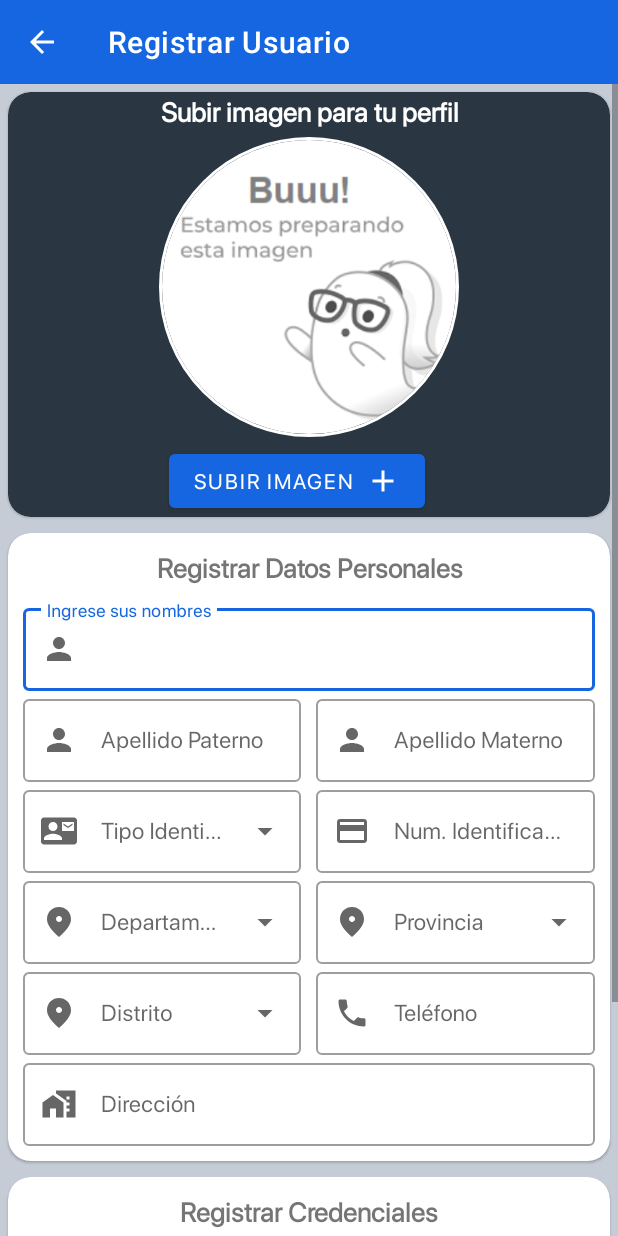
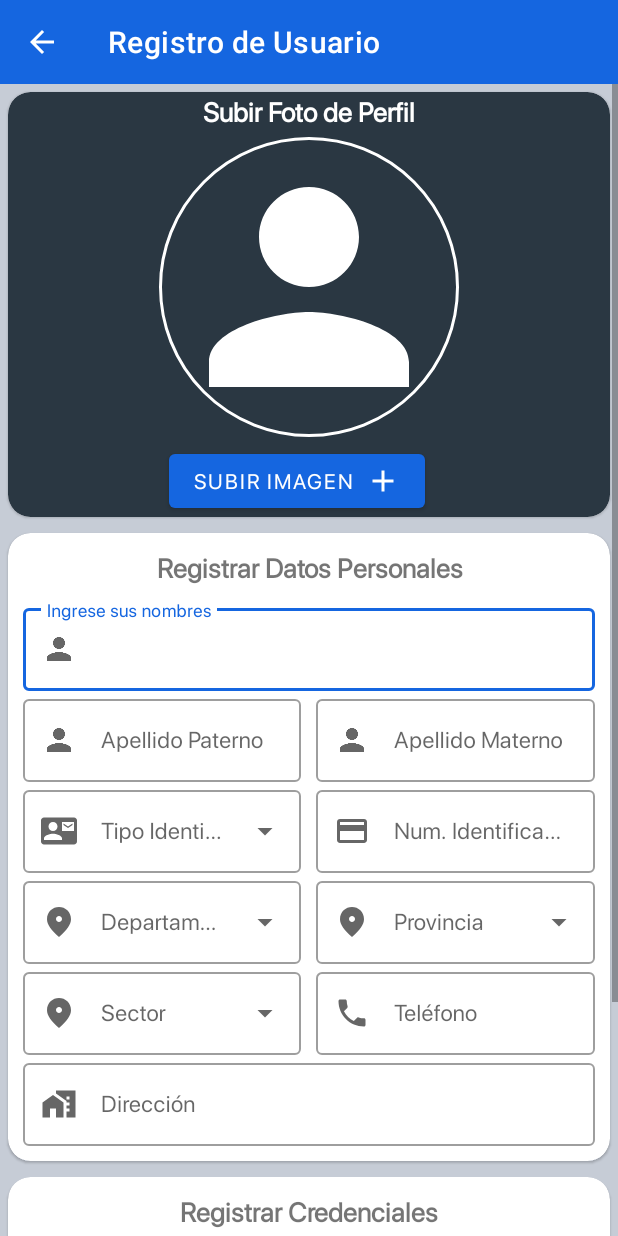
Before and after one commit to franxxdmsk132/Cliente-App, an Android app: the RegistrarUsuarioActivity screen opened directly, with no data from a screen before it, on a phone screen of 412 x 824 dp. Run offline under Robolectric (Android 15) with nearby library versions, the phone set to English and light mode, and no system bars; our stand-ins replace CircleImageView; libraries missing offline, so code that uses them is left out: cn.pedant; pictures from the network do not load.

Commit message:
Update
Cambio de colores textos prueba de imagenes

```diff
--- a/app/src/main/java/com/alexandertutoriales/cliente/e_commerceapp/activity/RegistrarUsuarioActivity.java
+++ b/app/src/main/java/com/alexandertutoriales/cliente/e_commerceapp/activity/RegistrarUsuarioActivity.java
@@ -73,11 +73,11 @@ public class RegistrarUsuarioActivity extends AppCompatActivity {
 
     private void spinners() {
         //LISTA DE TIPOS DE DOCUMENTOS
-        String[] tipoDoc = getResources().getStringArray(R.array.tipoDoc);
+        String[] tipoDoc = getResources().getStringArray(R.array.Identificacion);
         ArrayAdapter arrayTipoDoc = new ArrayAdapter(this, R.layout.dropdown_item, tipoDoc);
         dropdownTipoDoc.setAdapter(arrayTipoDoc);
         //LISTA DE DEPARTAMENTOS
-        String[] departamentos = getResources().getStringArray(R.array.departamentos);
+        String[] departamentos = getResources().getStringArray(R.array.Carera);
         ArrayAdapter arrayDepartamentos = new ArrayAdapter(this, R.layout.dropdown_item, departamentos);
         dropdownDepartamento.setAdapter(arrayDepartamentos);
         //LISTA DE PROVINCIAS
@@ -85,7 +85,7 @@ public class RegistrarUsuarioActivity extends AppCompatActivity {
         ArrayAdapter arrayProvincias = new ArrayAdapter(this, R.layout.dropdown_item, provincias);
         dropdownProvincia.setAdapter(arrayProvincias);
         //LISTA DE DISTRITOS
-        String[] distritos = getResources().getStringArray(R.array.distritos);
+        String[] distritos = getResources().getStringArray(R.array.Sector);
         ArrayAdapter arrayDistritos = new ArrayAdapter(this, R.layout.dropdown_item, distritos);
         dropdownDistrito.setAdapter(arrayDistritos);
 
--- a/app/src/main/java/com/alexandertutoriales/cliente/e_commerceapp/api/ConfigApi.java
+++ b/app/src/main/java/com/alexandertutoriales/cliente/e_commerceapp/api/ConfigApi.java
@@ -17,7 +17,9 @@ import retrofit2.Retrofit;
 import retrofit2.converter.gson.GsonConverterFactory;
 
 public class ConfigApi {
-    public static final String baseUrlE = "http://192.168.0.109:8080";
+    //ip casa mamor  :   http://192.168.0.109:8080
+    //ip laboratorio :    http://192.168.20.142
+    public static final String baseUrlE = "http://192.168.20.142:8080";
     public static final String ipAlexander = "http://192.168.101.8:9090";
     private static Retrofit retrofit;
     private static String token = "";
--- a/app/src/main/res/layout/activity_detalle_mis_compras.xml
+++ b/app/src/main/res/layout/activity_detalle_mis_compras.xml
@@ -18,7 +18,7 @@
             android:layout_height="?attr/actionBarSize"
             android:background="@color/purple_500"
             app:navigationIcon="@drawable/ic_volver_atras"
-            app:title="Detalle Compras"
+            app:title="Detalles de su Compra"
             app:titleTextColor="@color/white" />
     </com.google.android.material.appbar.AppBarLayout>
 
--- a/app/src/main/res/layout/activity_platillos_carrito.xml
+++ b/app/src/main/res/layout/activity_platillos_carrito.xml
@@ -23,7 +23,7 @@
                 android:layout_height="?attr/actionBarSize"
                 android:background="@color/purple_500"
                 app:navigationIcon="@drawable/ic_volver_atras"
-                app:title="Bolsa de Compras"
+                app:title="Compras"
                 app:titleTextColor="@color/white" />
         </com.google.android.material.appbar.AppBarLayout>
     </LinearLayout>
@@ -49,7 +49,7 @@
                     android:layout_marginBottom="10dp"
                     android:fontFamily="@font/san_francisco"
                     android:gravity="center"
-                    android:text="Resumen de tu orden"
+                    android:text="Resumen de tu orden!!"
                     android:textColor="#2e2e2e"
                     android:textSize="20sp"
                     android:textStyle="bold" />
--- a/app/src/main/res/layout/activity_registrar_usuario.xml
+++ b/app/src/main/res/layout/activity_registrar_usuario.xml
@@ -24,7 +24,7 @@
                 android:layout_height="?attr/actionBarSize"
                 android:background="@color/purple_500"
                 app:navigationIcon="@drawable/ic_volver_atras"
-                app:title="Registrar Usuario"
+                app:title="Registro de Usuario"
                 app:titleTextColor="@color/white" />
         </com.google.android.material.appbar.AppBarLayout>
     </LinearLayout>
@@ -59,7 +59,7 @@
                             android:layout_width="match_parent"
                             android:layout_height="wrap_content"
                             android:fontFamily="@font/san_francisco"
-                            android:text="Subir imagen para tu perfil"
+                            android:text="Subir Foto de Perfil"
                             android:textAlignment="center"
                             android:textColor="@color/white"
                             android:textSize="18sp"
@@ -71,7 +71,7 @@
                             android:layout_height="200dp"
                             android:layout_gravity="center"
                             android:layout_marginTop="5dp"
-                            android:src="@drawable/image_not_found"
+                            android:src="@drawable/ic_person"
                             app:civ_border_color="#FFF"
                             app:civ_border_width="2dp" />
                         <!-- BUTTON -->
@@ -301,7 +301,7 @@
                                     android:layout_height="wrap_content"
                                     android:layout_marginEnd="10dp"
                                     android:layout_weight="1"
-                                    android:hint="Distrito"
+                                    android:hint="Sector"
                                     app:startIconDrawable="@drawable/ic_ubicacion">
 
                                     <AutoCompleteTextView
@@ -311,7 +311,9 @@
                                         android:clickable="true"
                                         android:fontFamily="@font/san_francisco"
                                         android:inputType="none"
-                                        android:textSize="15sp" />
+                                        android:textSize="15sp"
+
+                                         />
                                 </com.google.android.material.textfield.TextInputLayout>
 
                                 <com.google.android.material.textfield.TextInputLayout
--- a/app/src/main/res/layout/activity_ver_invoice.xml
+++ b/app/src/main/res/layout/activity_ver_invoice.xml
@@ -15,7 +15,7 @@
             android:layout_height="wrap_content"
             android:background="?attr/colorPrimary"
             app:navigationIcon="@drawable/ic_volver_atras"
-            app:title="Ver Factura"
+            app:title="DETALLES DE LA FACTURA"
             app:titleTextColor="@color/white"/>
     </com.google.android.material.appbar.AppBarLayout>
     <com.github.barteksc.pdfviewer.PDFView
--- a/app/src/main/res/layout/custom_toast_error.xml
+++ b/app/src/main/res/layout/custom_toast_error.xml
@@ -21,7 +21,7 @@
         android:fontFamily="@font/san_francisco"
         android:paddingStart="10dp"
         android:paddingEnd="10dp"
-        android:text="Lo Sentimos, Ocurrió un error"
+        android:text="A OCURRIDO UN ERROR!!"
         android:textColor="#fff"
         android:textStyle="bold" />
 
--- a/app/src/main/res/layout/custom_toast_ok.xml
+++ b/app/src/main/res/layout/custom_toast_ok.xml
@@ -22,7 +22,7 @@
         android:textStyle="bold"
         android:paddingStart="10dp"
         android:paddingEnd="10dp"
-        android:text="Excelente, Haz Iniciado Sesión"
+        android:text="INICIO SESION CORRECTO!!"
         android:textColor="#fff"/>
 
 </LinearLayout>
--- a/app/src/main/res/layout/item_categorias.xml
+++ b/app/src/main/res/layout/item_categorias.xml
@@ -23,7 +23,7 @@
                 android:layout_width="120dp"
                 android:layout_height="120dp"
                 android:scaleType="fitXY"
-                android:src="@drawable/food_img2" />
+                android:src="@drawable/aaa" />
 
             <TextView
                 android:id="@+id/txtNombreCategoria"
@@ -37,8 +37,8 @@
                 android:textSize="18sp"
                 android:gravity="center"
                 android:textStyle="bold"
-                android:text="Categoría 1"
-                android:textColor="#000" />
+                android:text="CATEGORIAS"
+                android:textColor="#FFFFFF" />
         </RelativeLayout>
     </com.google.android.material.card.MaterialCardView>
 </LinearLayout>
--- a/app/src/main/res/layout/item_detalle_mis_compras.xml
+++ b/app/src/main/res/layout/item_detalle_mis_compras.xml
@@ -139,7 +139,7 @@
                         android:layout_marginStart="5dp"
                         android:layout_toEndOf="@+id/txtNamePricePlatillo"
                         android:fontFamily="@font/san_francisco"
-                        android:text="S/. 25.00"
+                        android:text="$. 25.00"
                         android:textColor="#F4EDED"
                         android:textSize="15sp" />
                 </RelativeLayout>
--- a/app/src/main/res/layout/item_mis_compras.xml
+++ b/app/src/main/res/layout/item_mis_compras.xml
@@ -100,7 +100,7 @@
                         android:layout_marginStart="5dp"
                         android:layout_toEndOf="@+id/txtNameAmount"
                         android:fontFamily="@font/san_francisco"
-                        android:text="S/. 3500.00"
+                        android:text="$. 3500.00"
                         android:textColor="#F4EDED"
                         android:textSize="15sp" />
                 </RelativeLayout>
--- a/app/src/main/res/layout/item_platillos_carrito.xml
+++ b/app/src/main/res/layout/item_platillos_carrito.xml
@@ -80,7 +80,7 @@
                         android:layout_height="wrap_content"
                         android:layout_alignParentStart="true"
                         android:fontFamily="@font/san_francisco"
-                        android:text="S/. 20.00"
+                        android:text="$. 20.00"
                         android:textColor="#302E2E"
                         android:textSize="16sp"
                         android:textStyle="bold" />
--- a/app/src/main/res/layout/item_platillos_por_categoria.xml
+++ b/app/src/main/res/layout/item_platillos_por_categoria.xml
@@ -53,7 +53,7 @@
                 android:layout_below="@id/iv1"
                 android:layout_marginTop="8dp"
                 android:fontFamily="@font/san_francisco"
-                android:text="S/. 18.00"
+                android:text="$. 18.00"
                 android:textColor="#000"
                 android:textSize="16dp" />
 
--- a/app/src/main/res/layout/nav_header_inicio.xml
+++ b/app/src/main/res/layout/nav_header_inicio.xml
@@ -18,7 +18,7 @@
         android:layout_height="70dp"
         android:contentDescription="@string/nav_header_desc"
         android:paddingTop="@dimen/nav_header_vertical_spacing"
-        android:src="@drawable/foto_alex_circle" />
+        android:src="@drawable/ic_person" />
 
     <TextView
         android:id="@+id/tvNombre"
--- a/app/src/main/res/mipmap-anydpi-v26/ic_launcher.xml
+++ b/app/src/main/res/mipmap-anydpi-v26/ic_launcher.xml
@@ -1,5 +1,5 @@
 <?xml version="1.0" encoding="utf-8"?>
 <adaptive-icon xmlns:android="http://schemas.android.com/apk/res/android">
     <background android:drawable="@drawable/ic_launcher_background"/>
-    <foreground android:drawable="@mipmap/ic_launcher_foreground"/>
+    <foreground android:drawable="@drawable/logoapro"/>
 </adaptive-icon>
--- a/app/src/main/res/mipmap-anydpi-v26/ic_launcher_round.xml
+++ b/app/src/main/res/mipmap-anydpi-v26/ic_launcher_round.xml
@@ -1,5 +1,5 @@
 <?xml version="1.0" encoding="utf-8"?>
 <adaptive-icon xmlns:android="http://schemas.android.com/apk/res/android">
     <background android:drawable="@drawable/ic_launcher_background"/>
-    <foreground android:drawable="@mipmap/ic_launcher_foreground"/>
+    <foreground android:drawable="@drawable/logoapro"/>
 </adaptive-icon>
--- a/app/src/main/res/values/strings.xml
+++ b/app/src/main/res/values/strings.xml
@@ -1,46 +1,76 @@
 <resources>
-    <string name="app_name">E-CommerceApp</string>
+    <string name="app_name">Ista BAR</string>
     <string name="label_usuario">Correo Electrónico</string>
     <string name="label_password">Contraseña</string>
     <string name="label_start_session">Iniciar Sesión</string>
-    <string name="label_nuevoUser"><u>Nuevo Usuario ? Registrarme Ahora</u></string>
-    <string name="label_olvide_password">Olvide mi contraseña ?</string>
-    <string name="label_bienvenida">Hola ! - Identifíquese para iniciar sesión</string>
+    <string name="label_nuevoUser"><u>Registrarse</u></string>
+    <string name="label_olvide_password">Olvide mi contraseña</string>
+    <string name="label_bienvenida">BIENVENIDO!</string>
     <string name="title_activity_inicio">InicioActivity</string>
     <string name="navigation_drawer_open">Open navigation drawer</string>
     <string name="navigation_drawer_close">Close navigation drawer</string>
-    <string name="nav_header_title">Alexander Fuentes Medina</string>
-    <string name="nav_header_subtitle">afuentes@live.com</string>
+    <string name="nav_header_title">Usuario</string>
+    <string name="nav_header_subtitle">usuario@gmail.com</string>
     <string name="nav_header_desc">Navigation header</string>
     <string name="action_settings">Cerrar Sesión</string>
-    <string name="descripcion_platillo">Esta rica ensalada norteña viene acompañada con su rica
-        lechuga, tomates, cebollas, choclos fresca, además incluye su buen refrescos para acompañar este exquisito
-        platillo preparado por nuestros grandes chef norteños del Perú.</string>
+    <string name="descripcion_platillo">comida rapida porcion pequeña de papas con vinesa y salsas .</string>
 
     <string name="menu_home">Inicio</string>
     <string name="menu_gallery">Mis Compras</string>
     <string name="menu_slideshow">Configuración</string>
     <string name="add_shop">Añadir al Carrito</string>
-    <string name="comprar_p">Comprar</string>
-    <string-array name="tipoDoc">
+    <string name="comprar_p">/Comprar</string>
+    <string-array name="Identificacion">
         <item>Cedula</item>
         <item>Pasaporte</item>
     </string-array>
-    <string-array name="departamentos">
+    <string-array name="Carera">
         <item>Ds.Software</item>
         <item>Big Data</item>
         <item>En.Deportivo</item>
         <item>Patrimonio</item>
+        <item>Mec.Industrial</item>
+        <item>Ds.Infantil</item>
+        <item>Proc. Madera</item>
+        <item>Electricidad</item>
+        <item>Segur. Penitenciaria.</item>
+        <item>Asec. Finananciera</item>
+        <item>Cont.Incedios y Riesgos</item>
+        <item>Mecatronica</item>
+        <item>Tributacion</item>
+        <item>Seguridad y prevencion</item>
+        <item>Audiovisual</item>
+        <item>Ciberseguridad</item>
+        <item>Mantenimiento</item>
+        <item>Metalmecanica</item>
+        <item>Administracion Infraestructuras</item>
     </string-array>
     <string-array name="provincias">
         <item>Azuay</item>
+        <item>Guayas</item>
+        <item>Cañar</item>
+        <item>El Oro</item>
+        <item>Esmeraldas</item>
+        <item>Loja</item>
+    </string-array>
+    <string-array name="Sector">
+        <item>Cebollar</item>
+        <item>Ricaurte</item>
+        <item>Machangara</item>
+        <item>Uncovia</item>
+        <item>San Joaquin</item>
+        <item>El tejar</item>
+        <item>Racar</item>
+        <item>El Valle</item>
+        <item>Jaime Roldos</item>
+        <item>Totoracocha</item>
+        <item>El Arenal</item>
+        <item>Turi</item>
+        <item>Miraflores</item>
+        <item>Sinincay</item>
+        <item>Balzay</item>
+        <item>Monay</item>
+
 
     </string-array>
-    <string-array name="distritos">
-        <item>Cuenca</item>
-        <item>Par. Industrial</item>
-        <item>Monay</item>
-        <item>Ricaurte</item>
-        <item>Miraflores</item>
-    </string-array>
 </resources>
```
Also changed, not shown: app/src/main/res/layout/activity_detalle_platillo.xml (+4 -4 lines), app/src/main/res/layout/activity_main.xml (+7 -6 lines).
